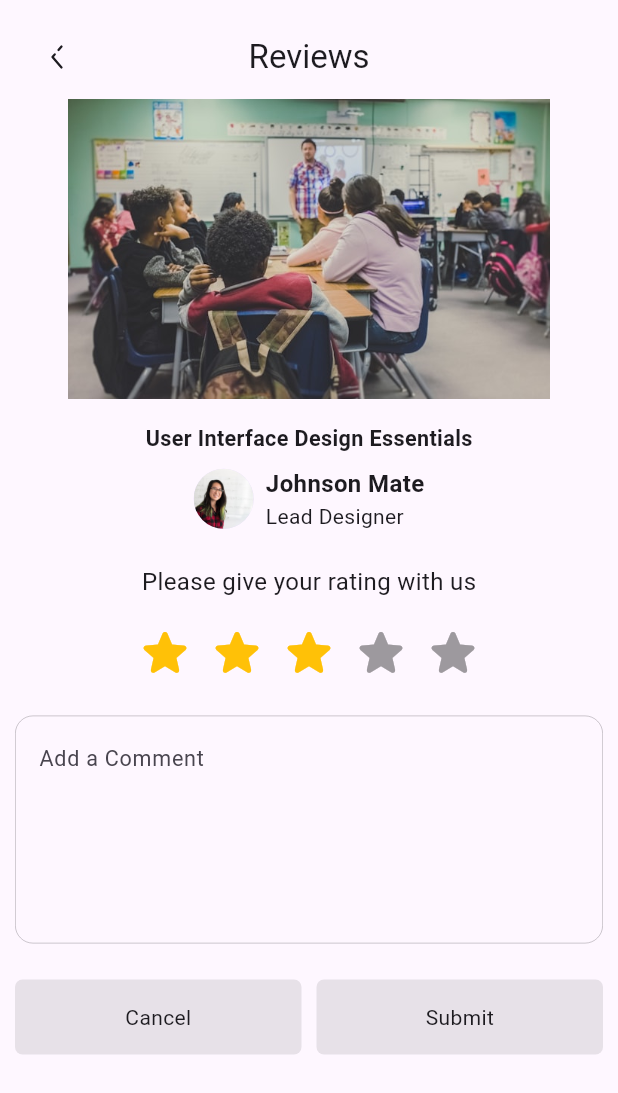
After one commit to Emad-Pro/courses_app, a Flutter app: the CoursesDetailsScreen screen opened directly, after a tap on an icon or button, on a phone screen of 412 x 824 dp. The commit adds this screen. Shown: the top 1093 px of the screen. Run offline on Flutter 3.47's test engine with Material 3 defaults, Android fonts, the phone set to English and light mode, and no system bars; drawn by our look-alikes of flutter_rating_bar; our stand-ins replace animate_do, audio_video_progress_bar, bloc, device_preview, equatable, flutter_bloc and 5 more; missing offline and left inert: animated_introduction; network calls fail.

Commit message:
finshed Review ui

```diff
--- a/lib/app/course_details_layout/presentation/widget/courses_details_info_course_widget.dart
+++ b/lib/app/course_details_layout/presentation/widget/courses_details_info_course_widget.dart
@@ -1,6 +1,7 @@
 import 'package:flutter/material.dart';
 
 import '../../../../core/responsive_layout/app_styles.dart';
+import '../../../write_review_layout/presentation/screen/review_screen.dart';
 
 class CoursesDetailsInfoCourseWidgets extends StatelessWidget {
   const CoursesDetailsInfoCourseWidgets({
@@ -42,6 +43,11 @@ class CoursesDetailsInfoCourseWidgets extends StatelessWidget {
               margin: const EdgeInsets.only(top: 10, bottom: 10),
               child: Row(
                 children: [
+                  InkWell(
+                    onTap: () => Navigator.of(context).push(MaterialPageRoute(
+                        builder: (context) => ReviewScreen())),
+                    child: Row(
+                      children: [
                         Icon(Icons.star, color: Colors.amber[800], size: 20),
                         Container(
                           margin: const EdgeInsetsDirectional.only(start: 5),
@@ -52,6 +58,9 @@ class CoursesDetailsInfoCourseWidgets extends StatelessWidget {
                                     .colorScheme
                                     .onSurface
                                     .withOpacity(0.8)),
+                          ),
+                        ),
+                      ],
                     ),
                   ),
                   Container(
--- /dev/null
+++ b/lib/app/write_review_layout/presentation/controller/cubit/review_cubit.dart
@@ -0,0 +1,12 @@
+import 'package:bloc/bloc.dart';
+import 'package:courses_app/core/import/app.dart';
+import 'package:equatable/equatable.dart';
+
+part 'review_state.dart';
+
+class ReviewCubit extends Cubit<ReviewState> {
+  ReviewCubit() : super(const ReviewState());
+  TextEditingController commentController = TextEditingController();
+  checkCommentText() =>
+      emit(state.copyWith(isWriteInFiled: commentController.text.isNotEmpty));
+}
--- /dev/null
+++ b/lib/app/write_review_layout/presentation/controller/cubit/review_state.dart
@@ -0,0 +1,18 @@
+// ignore_for_file: public_member_api_docs, sort_constructors_first
+part of 'review_cubit.dart';
+
+class ReviewState extends Equatable {
+  const ReviewState({this.isWriteInFiled = false});
+  final bool isWriteInFiled;
+
+  ReviewState copyWith({
+    bool? isWriteInFiled,
+  }) {
+    return ReviewState(
+      isWriteInFiled: isWriteInFiled ?? this.isWriteInFiled,
+    );
+  }
+
+  @override
+  List<Object> get props => [isWriteInFiled];
+}
--- /dev/null
+++ b/lib/app/write_review_layout/presentation/screen/review_screen.dart
@@ -0,0 +1,43 @@
+import 'package:courses_app/core/import/app.dart';
+
+import '../controller/cubit/review_cubit.dart';
+import '../widget/review_actions_button_widget.dart';
+import '../widget/review_appbar.dart';
+import '../widget/review_image_course_widget.dart';
+import '../widget/review_instractor_details_widget.dart';
+import '../widget/review_rating_widget.dart';
+import '../widget/review_textformfiled_widget.dart';
+
+class ReviewScreen extends StatefulWidget {
+  const ReviewScreen({Key? key}) : super(key: key);
+
+  @override
+  State<ReviewScreen> createState() => _ReviewScreenState();
+}
+
+class _ReviewScreenState extends State<ReviewScreen> {
+  @override
+  Widget build(BuildContext context) {
+    return Scaffold(
+        body: Padding(
+      padding: const EdgeInsets.all(10.0),
+      child: BlocProvider(
+        create: (context) => ReviewCubit(),
+        child: BlocBuilder<ReviewCubit, ReviewState>(
+          builder: (context, state) {
+            return CustomScrollView(slivers: [
+              const ReviewAppBar(),
+              const ReviewImageCourseWidget(),
+              const ReviewInstractorDetailsWidget(),
+              const ReviewRatingWiget(),
+              const ReviewTextFormFiledWidget(),
+              ReviewActionsButtonWidget(
+                checkValue: state.isWriteInFiled,
+              )
+            ]);
+          },
+        ),
+      ),
+    ));
+  }
+}
--- /dev/null
+++ b/lib/app/write_review_layout/presentation/widget/review_actions_button_widget.dart
@@ -0,0 +1,35 @@
+import 'package:courses_app/core/import/app.dart';
+
+import 'review_button_widget.dart';
+
+class ReviewActionsButtonWidget extends StatelessWidget {
+  const ReviewActionsButtonWidget({super.key, this.checkValue});
+  final bool? checkValue;
+  @override
+  Widget build(BuildContext context) {
+    return SliverToBoxAdapter(
+      child: Row(
+        children: [
+          ReviewButtonWidget(
+            title: "Cancel",
+            onTap: () {
+              Navigator.pop(context);
+            },
+          ),
+          const SizedBox(
+            width: 10,
+          ),
+          ReviewButtonWidget(
+            checkValue: checkValue!,
+            title: "Submit",
+            onTap: checkValue != null
+                ? checkValue == true
+                    ? () {}
+                    : null
+                : null,
+          ),
+        ],
+      ),
+    );
+  }
+}
--- /dev/null
+++ b/lib/app/write_review_layout/presentation/widget/review_appbar.dart
@@ -0,0 +1,24 @@
+import '../../../../core/import/app.dart';
+
+class ReviewAppBar extends StatelessWidget {
+  const ReviewAppBar({
+    super.key,
+  });
+
+  @override
+  Widget build(BuildContext context) {
+    return SliverAppBar(
+      automaticallyImplyLeading: false,
+      leading: IconButton(
+          onPressed: () {
+            Navigator.pop(context);
+          },
+          icon: CustomSvgPictrue(
+              colorFilter: ColorFilter.mode(
+                  Theme.of(context).colorScheme.onSurface, BlendMode.srcIn),
+              imagePath: "assets/svg_icons/courses_details/arrow_left.svg")),
+      centerTitle: true,
+      title: const Text("Reviews"),
+    );
+  }
+}
--- /dev/null
+++ b/lib/app/write_review_layout/presentation/widget/review_button_widget.dart
@@ -0,0 +1,30 @@
+import '../../../../core/import/app.dart';
+
+class ReviewButtonWidget extends StatelessWidget {
+  const ReviewButtonWidget(
+      {super.key,
+      this.checkValue = false,
+      required this.title,
+      required this.onTap});
+
+  final bool checkValue;
+  final String title;
+  final void Function()? onTap;
+  @override
+  Widget build(BuildContext context) {
+    return Expanded(
+      child: InkWell(
+        onTap: onTap,
+        child: Container(
+          padding: const EdgeInsets.symmetric(vertical: 15, horizontal: 5),
+          decoration: BoxDecoration(
+              borderRadius: BorderRadius.circular(5),
+              color: checkValue
+                  ? Theme.of(context).colorScheme.primary
+                  : Theme.of(context).colorScheme.onSurface.withOpacity(0.1)),
+          child: Center(child: Text(title)),
+        ),
+      ),
+    );
+  }
+}
--- /dev/null
+++ b/lib/app/write_review_layout/presentation/widget/review_image_course_widget.dart
@@ -0,0 +1,20 @@
+import 'package:courses_app/core/import/app.dart';
+
+class ReviewImageCourseWidget extends StatelessWidget {
+  const ReviewImageCourseWidget({
+    super.key,
+  });
+
+  @override
+  Widget build(BuildContext context) {
+    return SliverToBoxAdapter(
+      child: SizedBox(
+        height: 200,
+        child: ClipRRect(
+          borderRadius: BorderRadius.circular(15),
+          child: Image.asset('assets/images/fake_image.jpg'),
+        ), // Replace with actual image asset
+      ),
+    );
+  }
+}
--- /dev/null
+++ b/lib/app/write_review_layout/presentation/widget/review_instractor_details_widget.dart
@@ -0,0 +1,49 @@
+import 'package:courses_app/core/import/app.dart';
+
+class ReviewInstractorDetailsWidget extends StatelessWidget {
+  const ReviewInstractorDetailsWidget({
+    super.key,
+  });
+
+  @override
+  Widget build(BuildContext context) {
+    return SliverToBoxAdapter(
+        child: Column(
+      crossAxisAlignment: CrossAxisAlignment.center,
+      children: [
+        const SizedBox(height: 16),
+        Text(
+          'User Interface Design Essentials',
+          style: TextStyle(
+            fontSize: getResponsiveFontSize(context, fontSize: 18),
+            fontWeight: FontWeight.bold,
+          ),
+        ),
+        const SizedBox(height: 8),
+        const Row(
+          mainAxisAlignment: MainAxisAlignment.center,
+          children: [
+            CircleAvatar(
+              backgroundImage: AssetImage(
+                  'assets/images/fake_image2.jpg'), // Replace with actual image asset
+            ),
+            SizedBox(width: 8),
+            Column(
+              crossAxisAlignment: CrossAxisAlignment.start,
+              children: [
+                Text(
+                  'Johnson Mate',
+                  style: TextStyle(
+                    fontSize: 16,
+                    fontWeight: FontWeight.bold,
+                  ),
+                ),
+                Text('Lead Designer'),
+              ],
+            ),
+          ],
+        )
+      ],
+    ));
+  }
+}
--- /dev/null
+++ b/lib/app/write_review_layout/presentation/widget/review_rating_widget.dart
@@ -0,0 +1,41 @@
+import 'package:flutter_rating_bar/flutter_rating_bar.dart';
+
+import '../../../../core/import/app.dart';
+
+class ReviewRatingWiget extends StatelessWidget {
+  const ReviewRatingWiget({
+    super.key,
+  });
+
+  @override
+  Widget build(BuildContext context) {
+    return SliverToBoxAdapter(
+      child: Column(
+        children: [
+          const SizedBox(height: 22),
+          const Text(
+            'Please give your rating with us',
+            style: TextStyle(fontSize: 16),
+          ),
+          const SizedBox(height: 16),
+          RatingBar.builder(
+            initialRating: 3,
+            minRating: 1,
+            direction: Axis.horizontal,
+            allowHalfRating: true,
+            itemCount: 5,
+            itemPadding: const EdgeInsets.symmetric(horizontal: 4.0),
+            itemBuilder: (context, _) => const Icon(
+              Icons.star_rounded,
+              color: Colors.amber,
+            ),
+            onRatingUpdate: (rating) {
+              print(rating);
+            },
+          ),
+          const SizedBox(height: 22),
+        ],
+      ),
+    );
+  }
+}
--- /dev/null
+++ b/lib/app/write_review_layout/presentation/widget/review_textformfiled_widget.dart
@@ -0,0 +1,37 @@
+import 'package:courses_app/core/import/app.dart';
+
+import '../../../chat_layout/presentation/method/outline_input_border.dart';
+import '../controller/cubit/review_cubit.dart';
+
+class ReviewTextFormFiledWidget extends StatelessWidget {
+  const ReviewTextFormFiledWidget({
+    super.key,
+  });
+
+  @override
+  Widget build(BuildContext context) {
+    final reviewCubit = context.read<ReviewCubit>();
+    return SliverToBoxAdapter(
+      child: Column(
+        children: [
+          TextFormField(
+            controller: reviewCubit.commentController,
+            onChanged: (val) {
+              reviewCubit.checkCommentText();
+            },
+            decoration: InputDecoration(
+              enabledBorder: outlineInputBorder(context),
+              focusedBorder: outlineInputBorder(context),
+              hintStyle: TextStyle(
+                  fontSize: getResponsiveFontSize(context, fontSize: 18)),
+              hintText: 'Add a Comment',
+              border: outlineInputBorder(context),
+            ),
+            maxLines: 5,
+          ),
+          const SizedBox(height: 24)
+        ],
+      ),
+    );
+  }
+}
--- a/pubspec.yaml
+++ b/pubspec.yaml
@@ -30,6 +30,7 @@ dependencies:
   flutter_parsed_text:
   intl:
   url_launcher:
+  flutter_rating_bar: ^4.0.1
 
 dev_dependencies:
   flutter_test:
```
Also changed, not shown: pubspec.lock. Lines whose indentation alone changed are shown as unchanged.
